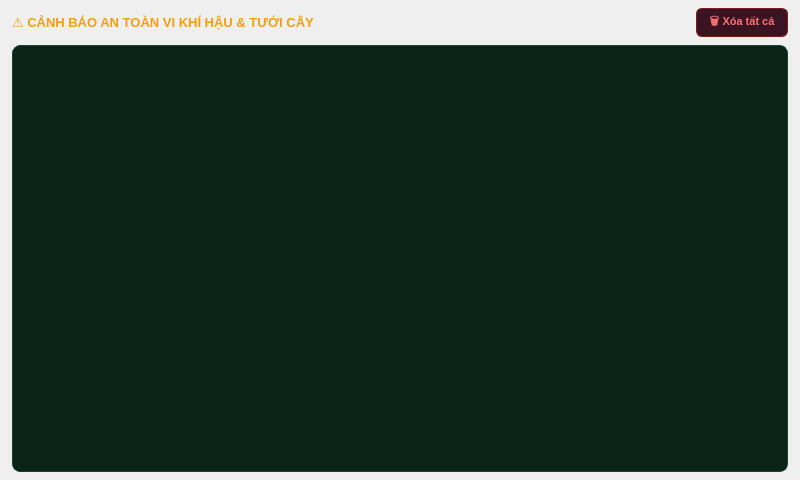
Old version of the form OUT_SRC_VANPHONG/OUT_SRC_VANPHONG/ui/pages/AlertPage.ui in the repository dinhquanghaICTU/OUT_SRC.
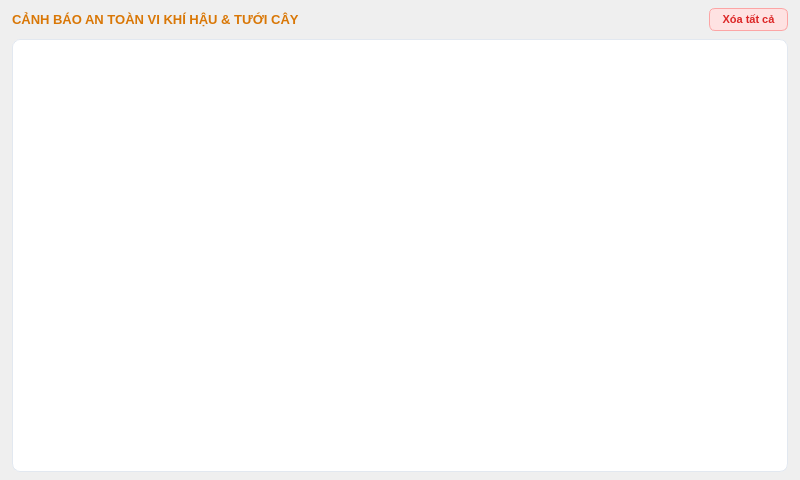
New version of the form.

```diff
--- a/OUT_SRC_VANPHONG/OUT_SRC_VANPHONG/ui/pages/AlertPage.ui
+++ b/OUT_SRC_VANPHONG/OUT_SRC_VANPHONG/ui/pages/AlertPage.ui
@@ -32,10 +32,10 @@
      <item>
       <widget class="QLabel" name="alertTitle">
        <property name="text">
-        <string>⚠️ CẢNH BÁO AN TOÀN VI KHÍ HẬU &amp; TƯỚI CÂY</string>
+        <string>CẢNH BÁO AN TOÀN VI KHÍ HẬU &amp; TƯỚI CÂY</string>
        </property>
        <property name="styleSheet">
-        <string notr="true">color: #f59e0b; font-size: 13px; font-weight: 800;</string>
+        <string notr="true">color: #d97706; font-size: 13px; font-weight: 800;</string>
        </property>
       </widget>
      </item>
@@ -58,10 +58,10 @@
         <cursorShape>PointingHandCursor</cursorShape>
        </property>
        <property name="text">
-        <string>🗑️ Xóa tất cả</string>
+        <string>Xóa tất cả</string>
        </property>
        <property name="styleSheet">
-        <string notr="true">QPushButton { background: #3b1424; color: #f87171; border: 1px solid #7f1d1d; border-radius: 6px; padding: 4px 12px; font-weight: 700; font-size: 11px; } QPushButton:hover { background: #dc2626; color: white; }</string>
+        <string notr="true">QPushButton { background: #fee2e2; color: #dc2626; border: 1px solid #fca5a5; border-radius: 6px; padding: 4px 12px; font-weight: 700; font-size: 11px; } QPushButton:hover { background: #ef4444; color: white; }</string>
        </property>
       </widget>
      </item>
@@ -71,7 +71,7 @@
    <item>
     <widget class="QTableWidget" name="alertTable">
      <property name="styleSheet">
-      <string notr="true">QTableWidget { background-color: #0c2317; border: 1px solid #1b4332; border-radius: 8px; color: #f1f5f9; gridline-color: #1b4332; } QHeaderView::section { background-color: #133925; color: #34d399; font-weight: 700; padding: 6px; border: none; }</string>
+      <string notr="true">QTableWidget { background-color: #ffffff; border: 1px solid #e2e8f0; border-radius: 8px; color: #0f172a; gridline-color: #f1f5f9; } QHeaderView::section { background-color: #f8fafc; color: #065f46; font-weight: 700; padding: 6px; border: none; }</string>
      </property>
     </widget>
    </item>
```
